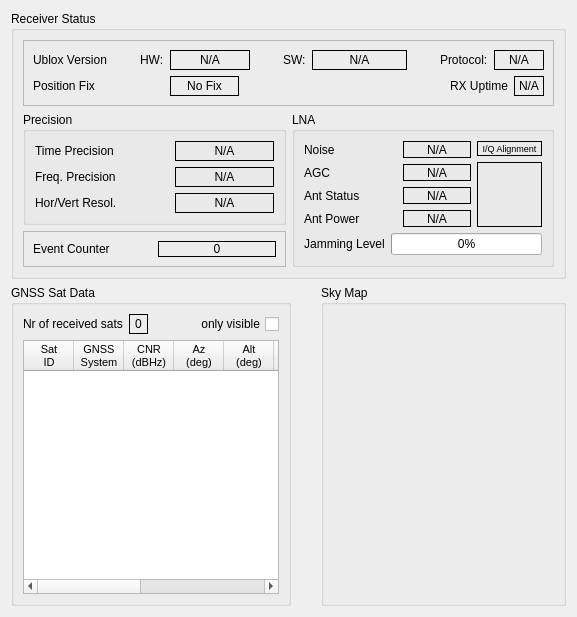
First picture: the form in gui/src/gnssinfoform.ui, repository MuonPi/muondetector, before the edit.
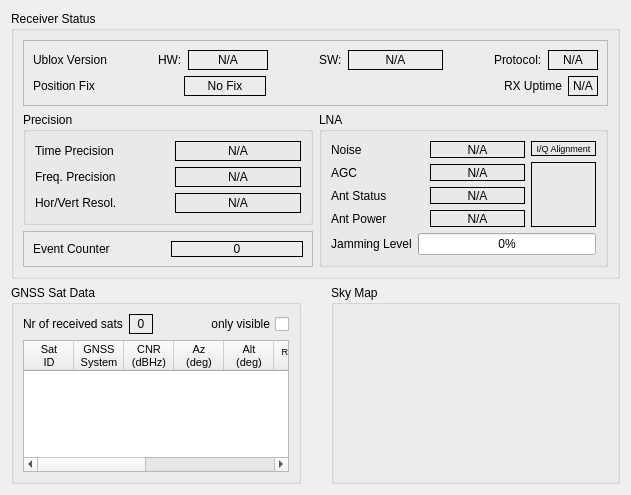
Second picture: the form after the edit. Custom widgets are drawn as their Qt base class.

Commit message: modified the widget layouts and sizes slightly to allow for a slightly smaller window height

```diff
--- a/gui/src/gnssinfoform.ui
+++ b/gui/src/gnssinfoform.ui
@@ -6,8 +6,8 @@
    <rect>
     <x>0</x>
     <y>0</y>
-    <width>577</width>
-    <height>617</height>
+    <width>631</width>
+    <height>495</height>
    </rect>
   </property>
   <property name="windowTitle">
```
The commit also changes 9 other files.
